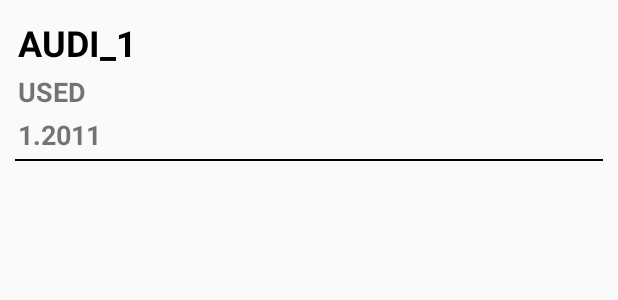
After one commit to abdulmuttaleb/softxpert_task, an Android app: the layout item_car.xml on its own in the app's theme, with its tools: preview values and no code run, on a phone screen of 412 x 824 dp. The commit adds this screen. Shown: the top 300 px of the screen. Run offline under Robolectric (Android 15) with nearby library versions, the phone set to English and light mode, and no system bars.

Commit message:
- refactoring files for more architectured file structure - cars recycler view adapter - car list item file - implementing fetching data and displaying them in recycler view adapter

```diff
--- a/app/src/main/AndroidManifest.xml
+++ b/app/src/main/AndroidManifest.xml
@@ -10,7 +10,7 @@
         android:usesCleartextTraffic="true"
         android:supportsRtl="true"
         android:theme="@style/AppTheme">
-        <activity android:name=".MainActivity">
+        <activity android:name=".view.MainActivity">
             <intent-filter>
                 <action android:name="android.intent.action.MAIN" />
 
--- /dev/null
+++ b/app/src/main/res/layout/item_car.xml
@@ -0,0 +1,63 @@
+<?xml version="1.0" encoding="utf-8"?>
+<androidx.constraintlayout.widget.ConstraintLayout xmlns:android="http://schemas.android.com/apk/res/android"
+    android:layout_width="match_parent"
+    android:layout_height="wrap_content"
+    xmlns:tools="http://schemas.android.com/tools"
+    xmlns:app="http://schemas.android.com/apk/res-auto">
+    <TextView
+        android:id="@+id/tv_car_name"
+        android:layout_width="match_parent"
+        android:layout_height="wrap_content"
+        tools:text="AUDI_1"
+        android:textSize="24sp"
+        android:textStyle="bold"
+        android:textColor="@android:color/black"
+        app:layout_constraintStart_toStartOf="parent"
+        app:layout_constraintEnd_toEndOf="parent"
+        app:layout_constraintTop_toTopOf="parent"
+        android:layout_margin="12dp"
+        />
+
+    <TextView
+        android:id="@+id/tv_car_used"
+        android:layout_width="match_parent"
+        android:layout_height="wrap_content"
+        tools:text="USED"
+        android:textSize="18sp"
+        android:textStyle="bold"
+        app:layout_constraintStart_toStartOf="parent"
+        app:layout_constraintEnd_toEndOf="parent"
+        app:layout_constraintTop_toBottomOf="@id/tv_car_name"
+        android:layout_marginTop="4dp"
+        android:layout_marginHorizontal="12dp"
+        />
+
+    <TextView
+        android:id="@+id/tv_car_year"
+        android:layout_width="match_parent"
+        android:layout_height="wrap_content"
+        tools:text="1.2011"
+        android:textSize="18sp"
+        android:textStyle="bold"
+        app:layout_constraintStart_toStartOf="parent"
+        app:layout_constraintEnd_toEndOf="parent"
+        app:layout_constraintTop_toBottomOf="@id/tv_car_used"
+        android:layout_marginTop="4dp"
+        android:layout_marginHorizontal="12dp"
+        />
+
+    <View
+        android:layout_width="match_parent"
+        android:layout_height="1dp"
+        android:background="@android:color/black"
+        app:layout_constraintStart_toStartOf="parent"
+        app:layout_constraintBottom_toBottomOf="parent"
+        app:layout_constraintEnd_toEndOf="parent"
+        app:layout_constraintTop_toBottomOf="@id/tv_car_year"
+        android:layout_marginTop="4dp"
+        android:layout_marginHorizontal="10dp"
+        app:layout_constraintVertical_bias="1"
+        />
+
+
+</androidx.constraintlayout.widget.ConstraintLayout>
```
Also changed, not shown: app/src/main/java/com/ahmad/softxperttask/adapter/CarsRecyclerAdapter.java (added, +65 -0 lines), app/src/main/java/com/ahmad/softxperttask/view/MainActivity.java (renamed from app/src/main/java/com/ahmad/softxperttask/MainActivity.java, +24 -3 lines), app/src/main/res/layout/activity_main.xml (+5 -2 lines).
